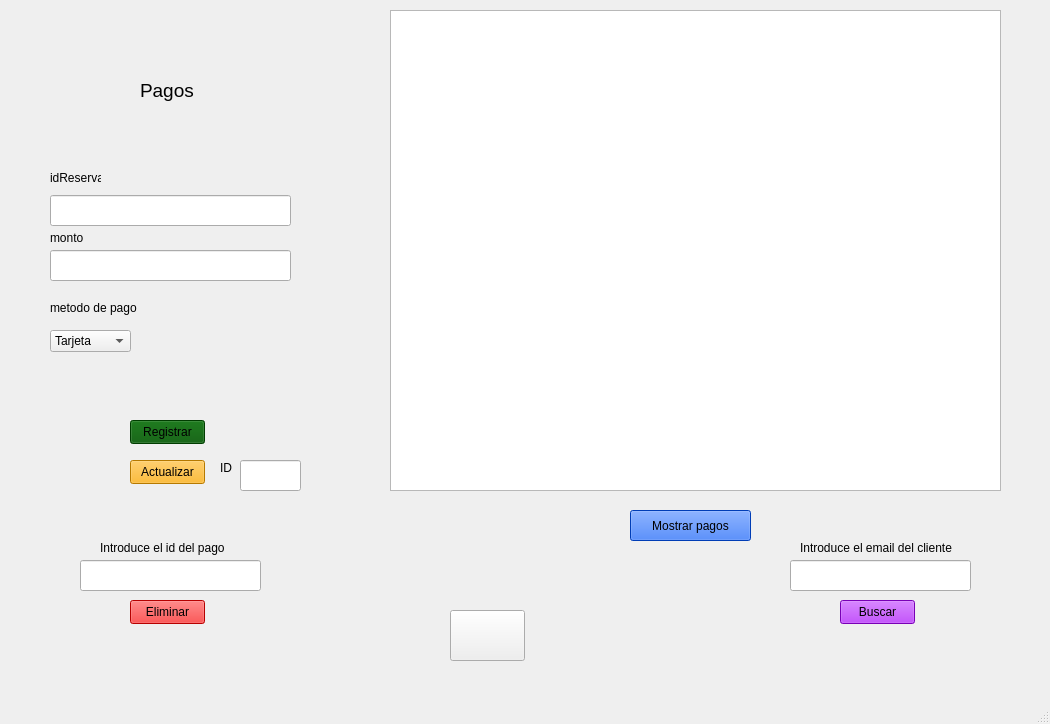
Before: the Qt Designer form pago/pagos.ui in smorcor744/pyQT, drawn with Qt 5.
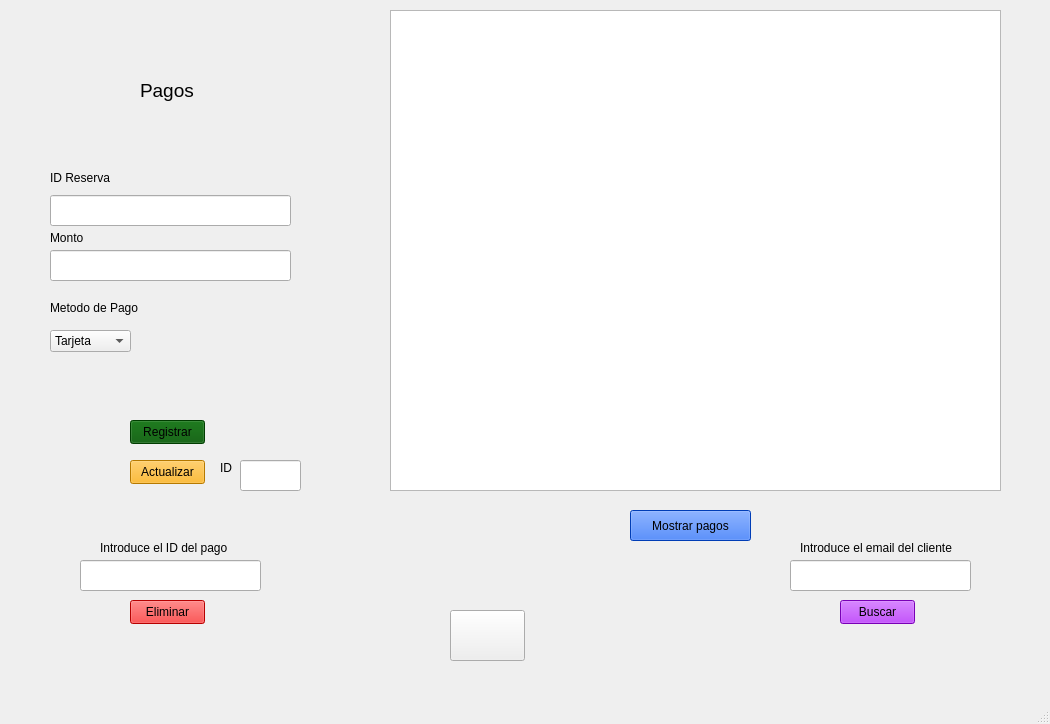
After: the same form once the commit is applied. Icons and pictures are not drawn.

Patch:
```diff
--- a/pago/pagos.ui
+++ b/pago/pagos.ui
@@ -46,12 +46,12 @@
      <rect>
       <x>50</x>
       <y>170</y>
-      <width>51</width>
+      <width>111</width>
       <height>16</height>
      </rect>
     </property>
     <property name="text">
-     <string>idReserva</string>
+     <string>ID Reserva</string>
     </property>
    </widget>
    <widget class="QLabel" name="label_3">
@@ -64,7 +64,7 @@
      </rect>
     </property>
     <property name="text">
-     <string>metodo de pago</string>
+     <string>Metodo de Pago</string>
     </property>
    </widget>
    <widget class="QLabel" name="label_4">
@@ -77,7 +77,7 @@
      </rect>
     </property>
     <property name="text">
-     <string>monto</string>
+     <string>Monto</string>
     </property>
    </widget>
    <widget class="QPushButton" name="bt_registrar_pago">
@@ -165,7 +165,7 @@
      </rect>
     </property>
     <property name="text">
-     <string>Introduce el id del pago</string>
+     <string>Introduce el ID del pago</string>
     </property>
    </widget>
    <widget class="QPushButton" name="bt_eliminar_pago">
```
